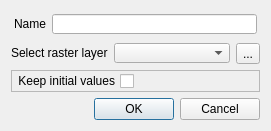
First picture: the form in ui/raster_data_dialog.ui, repository MathieuChailloux/MitiConnect, before the edit.
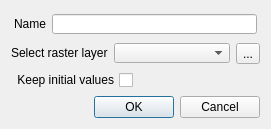
Second picture: the form after the edit. Custom widgets are drawn as their Qt base class.

```diff
--- a/ui/raster_data_dialog.ui
+++ b/ui/raster_data_dialog.ui
@@ -108,7 +108,7 @@
       <enum>Qt::LeftToRight</enum>
      </property>
      <property name="frameShape">
-      <enum>QFrame::StyledPanel</enum>
+      <enum>QFrame::NoFrame</enum>
      </property>
      <property name="frameShadow">
       <enum>QFrame::Raised</enum>
```
